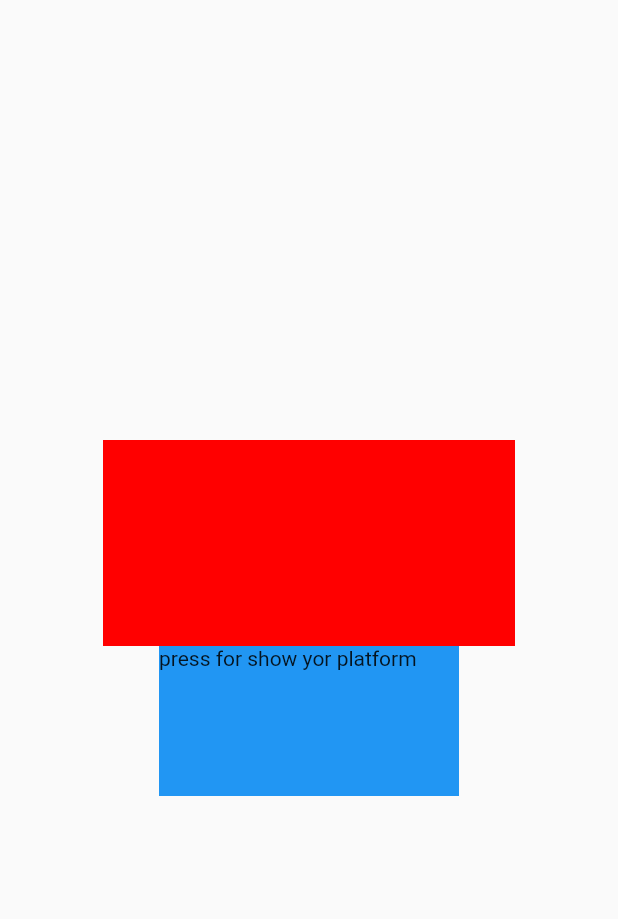
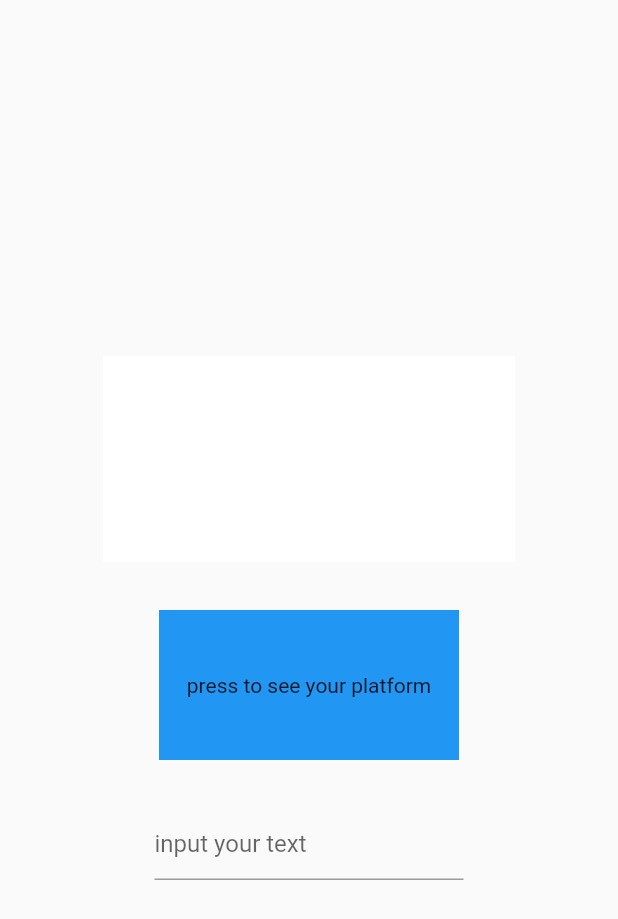
Before and after one commit to fatememir/code_challenge, a Flutter app: the screen it shows after launch, on a phone screen of 412 x 824 dp. Shown: the top 919 px of the screen. Run offline on Flutter 3.47's test engine with Material 2 defaults, Android fonts, the phone set to English and light mode, and no system bars; our stand-ins replace get_it.

Commit message:
character limiter and some clean code

```diff
--- a/lib/core/utils/detect_platforms.dart
+++ b/lib/core/utils/detect_platforms.dart
@@ -1,31 +1,40 @@
 import 'dart:io';
-import 'package:code_challenge/main.dart';
-import 'package:injectable/injectable.dart';
-import 'package:get_it/get_it.dart';
-
 
 import 'package:flutter/foundation.dart';
+import 'package:flutter/material.dart';
 
-class DetectPlatform{
-  // final DetectPlatform = locator<DetectPlatform>();
+class DetectPlatform {
+  Platforms currentPlatform = Platforms.DONTCARE;
 
-  // DetectPlatform._() {}
-
-    Platforms detectOperationSystem() {
-    // var op = {"android": test1(), "ios": test2(),"web":test2()};
-    // if(kIsWeb){op["web"];}
-    if (kIsWeb) return Platforms.WEB;
+  Platforms detectOperationSystem() {
+    if (kIsWeb) {
+      currentPlatform = Platforms.ANDROID;
+      return Platforms.WEB;
+    }
     switch (Platform.operatingSystem) {
       case "ios":
+        currentPlatform = Platforms.IOS;
         return Platforms.IOS;
       case "android":
+        currentPlatform = Platforms.ANDROID;
         return Platforms.ANDROID;
       default:
+        currentPlatform = Platforms.DONTCARE;
         return Platforms.DONTCARE;
     }
   }
-
-
+  Color colorBasedOnCurrentPlatform() {
+    switch (currentPlatform) {
+      case Platforms.ANDROID:
+        return const Color.fromRGBO(255, 0, 0, 1);
+      case Platforms.IOS:
+        return const Color.fromRGBO(0, 0, 255, 1);
+      case Platforms.WEB:
+        return const Color.fromRGBO(0, 255, 0, 1);
+      case Platforms.DONTCARE:
+        return const Color.fromRGBO(255, 255, 255, 1);
+    }
+  }
 }
 
 enum Platforms { ANDROID, IOS, WEB, DONTCARE }
--- /dev/null
+++ b/lib/core/utils/string_limiter.dart
@@ -0,0 +1,19 @@
+import 'package:flutter/material.dart';
+
+class StringLimiter{
+
+  String limitedString(String input,inputPosition) {
+    var limitedString = input;
+    Map<String, int> count = {};
+    for (var i in input.characters) {
+      count[i] = (count[i] ?? 0) + 1;
+      if((count[i] ?? 0) >10){
+        limitedString = limitedString.replaceFirst(i, "",inputPosition);
+      }
+    }
+    return limitedString;
+
+  }
+
+
+}
--- a/lib/features/detect_platform/presentation/view/home_page.dart
+++ b/lib/features/detect_platform/presentation/view/home_page.dart
@@ -1,67 +1,75 @@
-
-
 import 'package:code_challenge/core/utils/detect_platforms.dart';
-import 'package:code_challenge/features/detect_platform/presentation/view/widget/box.dart';
+import 'package:code_challenge/core/utils/string_limiter.dart';
+import 'package:code_challenge/features/detect_platform/presentation/view/widget/custom_box.dart';
+import 'package:code_challenge/features/detect_platform/presentation/view/widget/custom_textfield.dart';
 import 'package:code_challenge/main.dart';
 import 'package:flutter/material.dart';
 
 class HomePage extends StatefulWidget {
-  const HomePage({super.key,});
-
+  const HomePage({
+    super.key,
+  });
 
   @override
   State<HomePage> createState() => _MyHomePageState();
 }
 
 class _MyHomePageState extends State<HomePage> {
-  String? platformName ;
+  String? platformName;
+
+  TextEditingController textController = TextEditingController();
+
   @override
   Widget build(BuildContext context) {
     return Scaffold(
       body: SafeArea(
         child: Center(
-          // Center is a layout widget. It takes a single child and positions it
-          // in the middle of the parent.
           child: Column(
             mainAxisAlignment: MainAxisAlignment.center,
             children: <Widget>[
               CustomBox(
-                  color: colorBasedOnPlatform(locator<DetectPlatform>().detectOperationSystem()),
-                  platformName:platformName),
+                  color:
+                      locator<DetectPlatform>().colorBasedOnCurrentPlatform(),
+                  platformName: platformName),
+              const SizedBox(
+                height: 32,
+              ),
               GestureDetector(
                 child: Container(
                   width: 200,
                   height: 100,
                   color: Colors.blue,
-                  child: Text("press for show yor platform"),
-
+                  child:
+                      const Center(child: Text("press to see your platform")),
                 ),
-                onTap: (){
+                onTap: () {
                   setState(() {
-                    platformName = (locator<DetectPlatform>().detectOperationSystem().name);
+                    platformName =
+                        (locator<DetectPlatform>().currentPlatform.name);
                   });
                 },
+              ),
+              Padding(
+                padding: const EdgeInsets.only(top: 32),
+                child: SizedBox(
+                  width: MediaQuery.of(context).size.width / 2,
+                  child: CustomTextField(
+                      textController: textController,
+                      callback: (textValue) {
+                        textValue = locator<StringLimiter>().limitedString(
+                            textValue, textController.selection.baseOffset - 1);
+                        if (textValue != textController.text) {
+                          textController.text = textValue;
+                          textController.selection = TextSelection.collapsed(
+                              offset: textController.text.length);
+                        }
+                      }),
+                ),
               )
-
-
             ],
           ),
         ),
       ),
     );
   }
-
-  Color colorBasedOnPlatform(Platforms platform){
-    switch(platform){
-      case Platforms.ANDROID:
-        return const Color.fromRGBO(255, 0, 0,1);
-      case Platforms.IOS:
-        return const Color.fromRGBO(0, 255, 0, 1);
-      case Platforms.WEB:
-        return const Color.fromRGBO(0, 0, 255, 1);
-      case Platforms.DONTCARE: return const Color.fromRGBO(255, 255, 255, 1);
-
-    }
-  }
-
 }
--- /dev/null
+++ b/lib/features/detect_platform/presentation/view/widget/custom_textfield.dart
@@ -0,0 +1,23 @@
+
+import 'package:flutter/material.dart';
+
+class CustomTextField extends StatelessWidget{
+
+  const CustomTextField({super.key, required this.textController , required this.callback});
+  final TextEditingController textController;
+  final Function(String) callback;
+  @override
+  Widget build(BuildContext context) {
+    return TextFormField(
+      decoration: const InputDecoration(
+          hintText: 'input your text'),
+      controller: textController,
+      onChanged: (textValue) {
+        callback(textValue);
+
+      },
+
+    );
+  }
+
+}
--- a/lib/main.dart
+++ b/lib/main.dart
@@ -1,19 +1,16 @@
-
 import 'package:code_challenge/core/routes/route_generator.dart';
 import 'package:code_challenge/core/utils/detect_platforms.dart';
+import 'package:code_challenge/core/utils/string_limiter.dart';
 import 'package:flutter/material.dart';
 import 'package:get_it/get_it.dart';
-import 'package:provider/provider.dart';
 
-import 'package:injectable/injectable.dart';
 
 
 GetIt locator = GetIt.instance;
 
 void main() async{
-  // await configureInjection(Environment.prod);
   initLocator();
-
+  locator<DetectPlatform>().detectOperationSystem();
   runApp(const MyApp());
 }
 
@@ -33,4 +30,6 @@ class MyApp extends StatelessWidget {
 
 initLocator() {
   locator.registerFactory<DetectPlatform>(() => DetectPlatform());
+  locator.registerFactory<StringLimiter>(() => StringLimiter());
+
 }
```
Also changed, not shown: lib/features/detect_platform/presentation/view/widget/custom_box.dart (renamed from lib/features/detect_platform/presentation/view/widget/box.dart).
